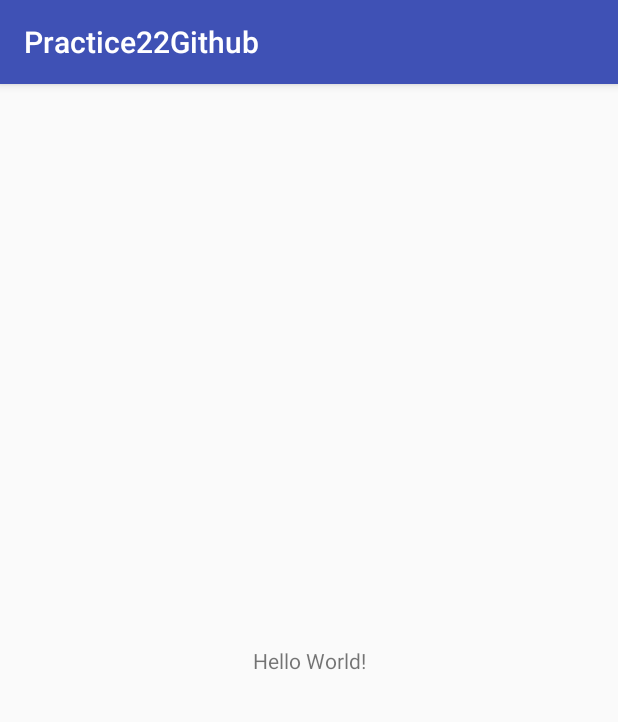
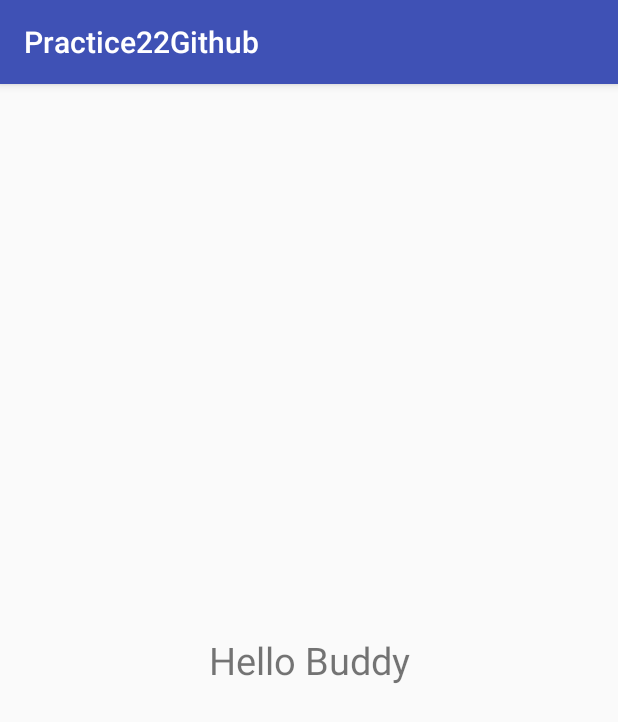
Before and after one commit to guddu095/Practice22Github, an Android app: the screen it shows after launch (MainActivity), on a phone screen of 412 x 824 dp. Shown: the top 722 px of the screen. Run offline under Robolectric (Android 15) with nearby library versions, the phone set to English and light mode, and no system bars.

Commit message:
changed the layout and text

```diff
--- a/app/src/main/res/layout/activity_main.xml
+++ b/app/src/main/res/layout/activity_main.xml
@@ -7,9 +7,11 @@
     tools:context=".MainActivity">
 
     <TextView
-        android:layout_width="wrap_content"
-        android:layout_height="wrap_content"
-        android:text="Hello World!"
+        android:layout_width="174dp"
+        android:layout_height="56dp"
+        android:gravity="center"
+        android:text="Hello Buddy"
+        android:textSize="25dp"
         app:layout_constraintBottom_toBottomOf="parent"
         app:layout_constraintLeft_toLeftOf="parent"
         app:layout_constraintRight_toRightOf="parent"
```
